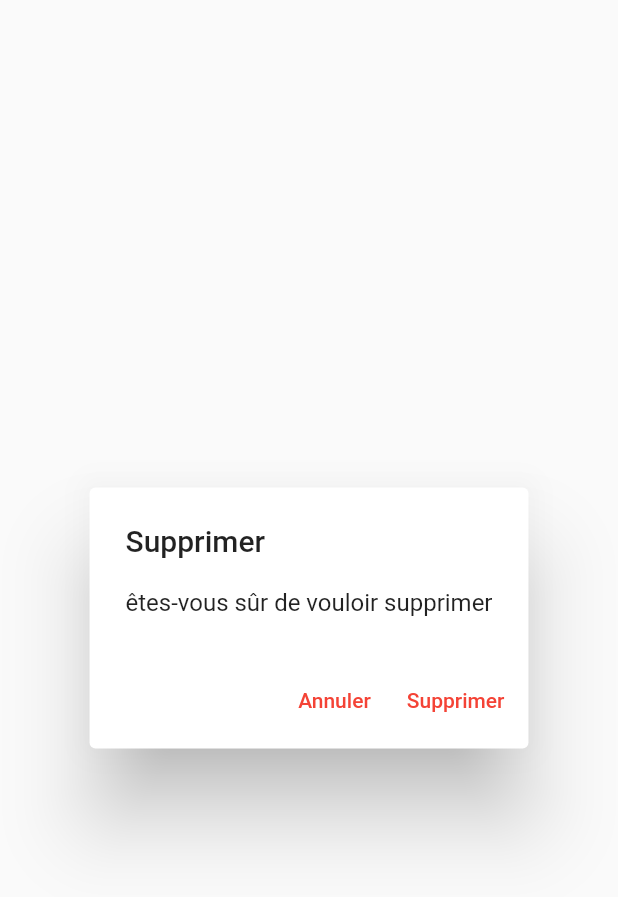
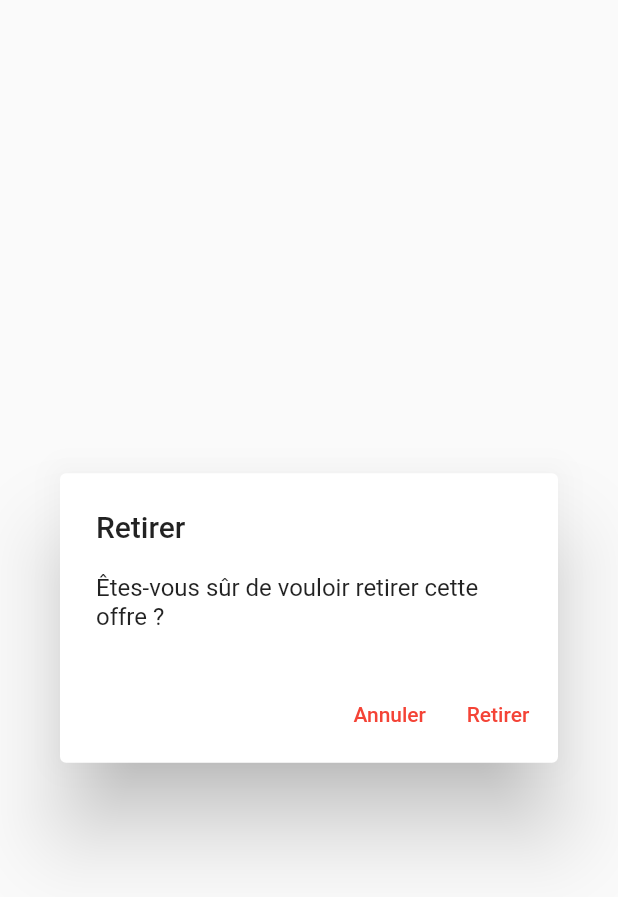
Before and after one commit to Ashley-tech/TP3-FLutter, a Flutter app: the DeleteDialog widget shown alone on an empty page, opened directly with empty values, on a phone screen of 412 x 824 dp. Shown: the top 897 px of the screen. Run offline on Flutter 3.47's test engine with Material 2 defaults, Android fonts, the phone set to English and light mode, and no system bars; our stand-ins replace hive, hive_flutter; accounts and stored records are empty.

Commit message:
Update delete_dialog.dart

```diff
--- a/lib/widget/delete_dialog.dart
+++ b/lib/widget/delete_dialog.dart
@@ -16,7 +16,7 @@ class DeleteDialog extends StatefulWidget {
   _DeleteDialogState createState() => _DeleteDialogState();
 }
 
-const title = "Supprimer";
+const title = "Retirer";
 
 class _DeleteDialogState extends State<DeleteDialog> {
   final formKey = GlobalKey<FormState>();
@@ -35,7 +35,7 @@ class _DeleteDialogState extends State<DeleteDialog> {
   Widget build(BuildContext context) {
     return AlertDialog(
       title: Text(title),
-      content: Text("êtes-vous sûr de vouloir supprimer"),
+      content: Text("Êtes-vous sûr de vouloir retirer cette offre ?"),
       actions: [
         buildCancelButton(context),
         buildDeleteButton(context),
@@ -50,7 +50,7 @@ class _DeleteDialogState extends State<DeleteDialog> {
 
   Widget buildDeleteButton(BuildContext context) {
     return TextButton(
-        child: Text("Supprimer"),
+        child: Text("Retirer"),
         onPressed: () async {
           widget.onClickedDelete();
           Navigator.of(context).pop();
```
